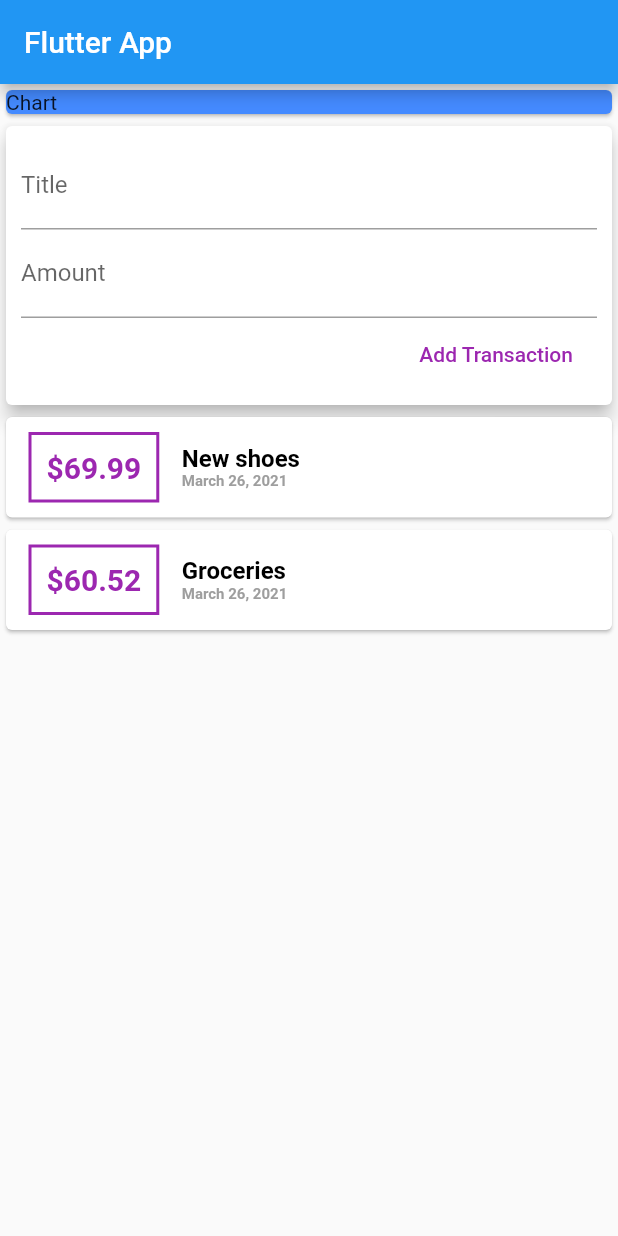
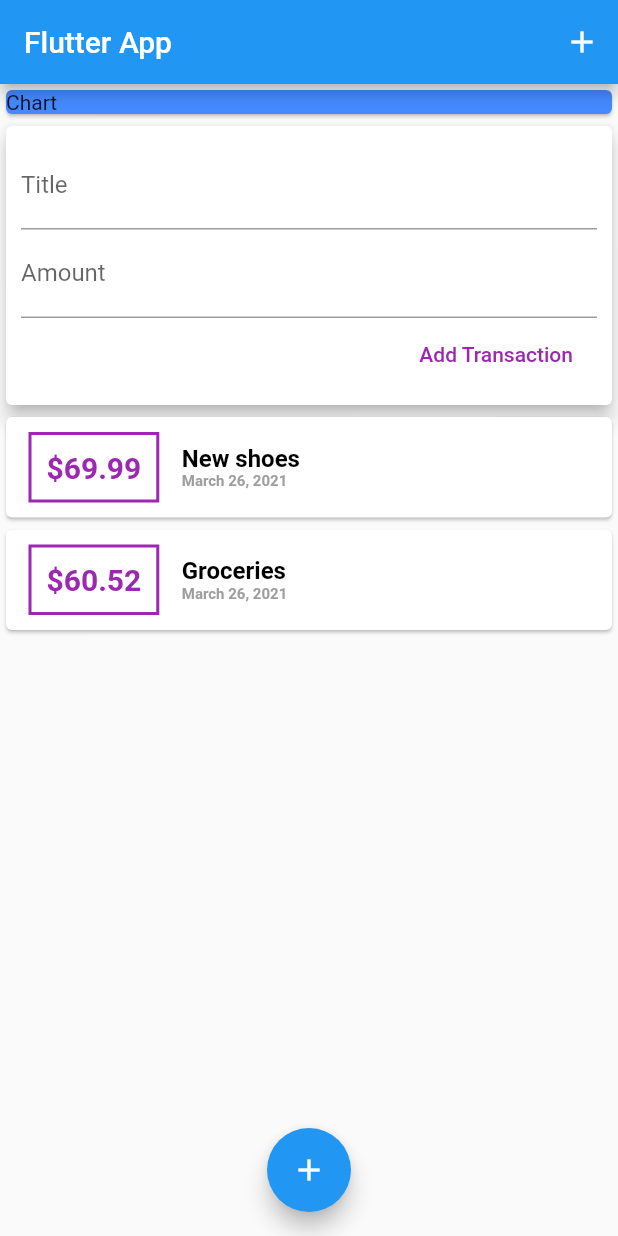
Before and after one commit to jasearce/Personal-Expenses-App, a Flutter app: the screen it shows after launch, after a tap on "Add Transaction", on a phone screen of 412 x 824 dp. Run offline on Flutter 3.47's test engine with Material 2 defaults, Android fonts, the phone set to English and light mode, and no system bars.

Commit message:
Se agrega boton flotante y modificaciones en el UI

```diff
--- a/lib/main.dart
+++ b/lib/main.dart
@@ -19,6 +19,13 @@ class MyHomePage extends StatelessWidget {
     return Scaffold(
       appBar: AppBar(
         title: Text('Flutter App'),
+        actions: [
+          IconButton(
+              icon: Icon(
+                Icons.add,
+              ),
+              onPressed: () {}),
+        ],
       ),
       body: SingleChildScrollView(
         child: Column(
@@ -36,6 +43,12 @@ class MyHomePage extends StatelessWidget {
           ],
         ),
       ),
+      floatingActionButtonLocation: FloatingActionButtonLocation.centerFloat,
+      floatingActionButton: FloatingActionButton(
+          child: Icon(
+            Icons.add,
+          ),
+          onPressed: () {}),
     );
   }
 }
--- a/lib/widgets/new_transaction.dart
+++ b/lib/widgets/new_transaction.dart
@@ -6,6 +6,23 @@ class NewTransaction extends StatelessWidget {
   final amountController = TextEditingController();
 
   NewTransaction(this.addNewTrans);
+
+  void submitTransaction() {
+    final enteredTitle = titleController.text;
+    final enteredAmount = double.parse(amountController.text);
+
+    if (enteredTitle.isEmpty || enteredAmount <= 0) {
+      print("Invalid data!");
+      return;
+    }
+
+    addNewTrans(
+      enteredTitle,
+      enteredAmount,
+    );
+    print("Entered title: " + enteredTitle);
+    print("Entered amount: " + enteredAmount.toString());
+  }
 
   @override
   Widget build(BuildContext context) {
@@ -21,24 +38,24 @@ class NewTransaction extends StatelessWidget {
                 labelText: "Title",
               ),
               controller: titleController, // fetch data del TextField
+              onSubmitted: (_) =>
+                  submitTransaction(), // con "_" anuncio a dart que el valor pasado por parametro no sera utilizado
             ),
             TextField(
               decoration: InputDecoration(
                 labelText: "Amount",
               ),
               controller: amountController, // fetch data del TextField
+              keyboardType: TextInputType.numberWithOptions(decimal: true),
+              onSubmitted: (_) =>
+                  submitTransaction(), // con "_" anuncio a dart que el valor pasado por parametro no sera utilizado
             ),
             FlatButton(
               child: Text(
                 "Add Transaction",
               ),
               textColor: Colors.purple,
-              onPressed: () {
-                addNewTrans(
-                  titleController.text,
-                  double.parse(amountController.text),
-                );
-              },
+              onPressed: submitTransaction,
             ),
           ],
         ),
--- a/lib/widgets/transaction_list.dart
+++ b/lib/widgets/transaction_list.dart
@@ -29,7 +29,7 @@ class TransactionList extends StatelessWidget {
                   ),
                   padding: EdgeInsets.all(10),
                   child: Text(
-                    '\$${inputTransactions[index].amount}',
+                    '\$${inputTransactions[index].amount.toStringAsFixed(2)}',
                     style: TextStyle(
                       color: Colors.purple,
                       fontWeight: FontWeight.bold,
```
